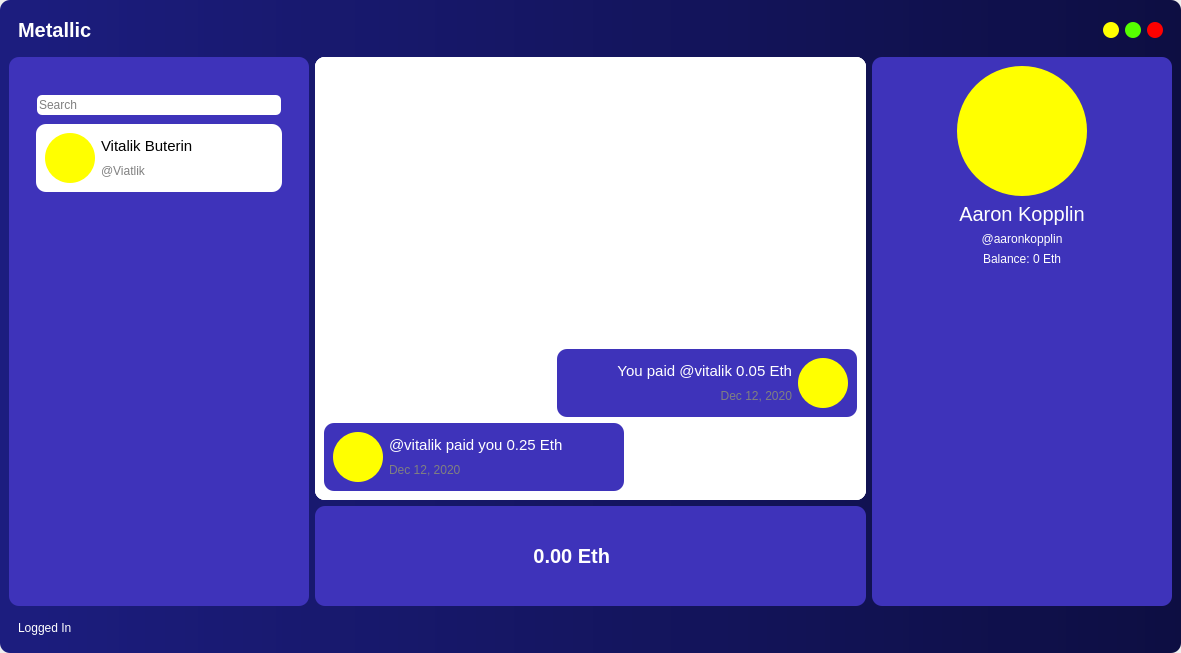
Old version of the form gui.ui in the repository aaronkopplin/Metallic-Desktop.
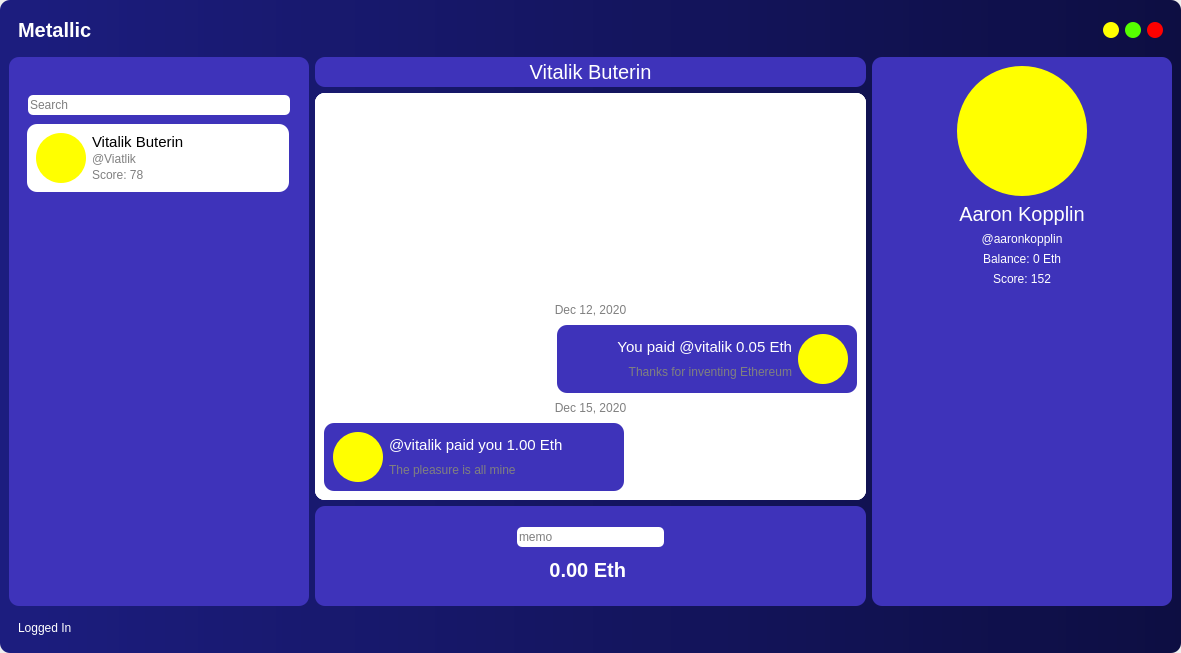
New version of the form. Icons and pictures are not drawn.

Commit message: begin adding scoring

What changed in the file:
```diff
--- a/gui.ui
+++ b/gui.ui
@@ -387,7 +387,7 @@
                       </property>
                       <property name="minimumSize">
                        <size>
-                        <width>0</width>
+                        <width>262</width>
                         <height>20</height>
                        </size>
                       </property>
@@ -443,6 +443,21 @@
                       </rect>
                      </property>
                      <layout class="QVBoxLayout" name="verticalLayout_6">
+                      <property name="spacing">
+                       <number>0</number>
+                      </property>
+                      <property name="leftMargin">
+                       <number>0</number>
+                      </property>
+                      <property name="topMargin">
+                       <number>9</number>
+                      </property>
+                      <property name="rightMargin">
+                       <number>0</number>
+                      </property>
+                      <property name="bottomMargin">
+                       <number>0</number>
+                      </property>
                       <item>
                        <widget class="QFrame" name="frame_6">
                         <property name="sizePolicy">
@@ -572,6 +587,16 @@
                               </property>
                              </widget>
                             </item>
+                            <item>
+                             <widget class="QLabel" name="label_14">
+                              <property name="styleSheet">
+                               <string notr="true">color: grey;</string>
+                              </property>
+                              <property name="text">
+                               <string>Score: 78</string>
+                              </property>
+                             </widget>
+                            </item>
                            </layout>
                           </widget>
                          </item>
@@ -606,15 +631,9 @@
           </widget>
          </item>
          <item>
-          <widget class="QFrame" name="frame_3">
-           <property name="minimumSize">
-            <size>
-             <width>30</width>
-             <height>0</height>
-            </size>
-           </property>
+          <widget class="QFrame" name="frame_19">
            <property name="styleSheet">
-            <string notr="true">border-radius: 10px;</string>
+            <string notr="true">border: none;</string>
            </property>
            <property name="frameShape">
             <enum>QFrame::StyledPanel</enum>
@@ -622,7 +641,10 @@
            <property name="frameShadow">
             <enum>QFrame::Raised</enum>
            </property>
-           <layout class="QVBoxLayout" name="verticalLayout_13">
+           <layout class="QVBoxLayout" name="verticalLayout_20">
+            <property name="spacing">
+             <number>6</number>
+            </property>
             <property name="leftMargin">
              <number>0</number>
             </property>
@@ -635,6 +657,28 @@
             <property name="bottomMargin">
              <number>0</number>
             </property>
+            <item>
+             <widget class="QLabel" name="label_8">
+              <property name="minimumSize">
+               <size>
+                <width>0</width>
+                <height>30</height>
+               </size>
+              </property>
+              <property name="styleSheet">
+               <string notr="true">background-color: rgb(62, 51, 186); 
+border-radius: 10px; 
+color: white; 
+font-size: 20px;</string>
+              </property>
+              <property name="text">
+               <string>Vitalik Buterin</string>
+              </property>
+              <property name="alignment">
+               <set>Qt::AlignCenter</set>
+              </property>
+             </widget>
+            </item>
             <item>
              <widget class="QFrame" name="frame_10">
               <property name="styleSheet">
@@ -663,6 +707,8 @@
                 <number>0</number>
                </property>
                <item>
+                <layout class="QVBoxLayout" name="verticalLayout_19">
+                 <item>
                 <widget class="QScrollArea" name="payments_scroll_area">
                  <property name="widgetResizable">
                   <bool>true</bool>
@@ -672,11 +718,31 @@
                    <rect>
                     <x>0</x>
                     <y>0</y>
-                    <width>549</width>
-                    <height>438</height>
+                      <width>547</width>
+                      <height>400</height>
                    </rect>
                   </property>
                   <layout class="QVBoxLayout" name="verticalLayout_4">
+                     <property name="spacing">
+                      <number>0</number>
+                     </property>
+                     <property name="leftMargin">
+                      <number>9</number>
+                     </property>
+                     <property name="topMargin">
+                      <number>9</number>
+                     </property>
+                     <property name="rightMargin">
+                      <number>9</number>
+                     </property>
+                     <property name="bottomMargin">
+                      <number>9</number>
+                     </property>
+                     <item>
+                      <layout class="QVBoxLayout" name="verticalLayout_17">
+                       <property name="spacing">
+                        <number>0</number>
+                       </property>
                    <item>
                     <spacer name="verticalSpacer">
                      <property name="orientation">
@@ -691,9 +757,36 @@
                     </spacer>
                    </item>
                    <item>
+                        <widget class="QLabel" name="label_11">
+                         <property name="sizePolicy">
+                          <sizepolicy hsizetype="Expanding" vsizetype="Fixed">
+                           <horstretch>0</horstretch>
+                           <verstretch>0</verstretch>
+                          </sizepolicy>
+                         </property>
+                         <property name="minimumSize">
+                          <size>
+                           <width>0</width>
+                           <height>30</height>
+                          </size>
+                         </property>
+                         <property name="styleSheet">
+                          <string notr="true">color: grey;</string>
+                         </property>
+                         <property name="text">
+                          <string>Dec 12, 2020</string>
+                         </property>
+                         <property name="alignment">
+                          <set>Qt::AlignCenter</set>
+                         </property>
+                        </widget>
+                       </item>
+                       <item>
+                        <layout class="QHBoxLayout" name="horizontalLayout_18">
+                         <item>
                     <widget class="QFrame" name="frame_15">
                      <property name="sizePolicy">
-                      <sizepolicy hsizetype="Expanding" vsizetype="Preferred">
+                            <sizepolicy hsizetype="Expanding" vsizetype="Maximum">
                        <horstretch>0</horstretch>
                        <verstretch>0</verstretch>
                       </sizepolicy>
@@ -813,12 +906,12 @@
                              </widget>
                             </item>
                             <item>
-                             <widget class="QLabel" name="label_11">
+                                   <widget class="QLabel" name="label_4">
                               <property name="styleSheet">
                                <string notr="true">color: grey;</string>
                               </property>
                               <property name="text">
-                               <string>Dec 12, 2020</string>
+                                     <string>Thanks for inventing Ethereum</string>
                               </property>
                               <property name="alignment">
                                <set>Qt::AlignRight|Qt::AlignTrailing|Qt::AlignVCenter</set>
@@ -859,10 +952,46 @@
                      </layout>
                     </widget>
                    </item>
+                        </layout>
+                       </item>
+                      </layout>
+                     </item>
+                     <item>
+                      <layout class="QVBoxLayout" name="verticalLayout_18">
+                       <property name="spacing">
+                        <number>0</number>
+                       </property>
+                       <item>
+                        <widget class="QLabel" name="label_12">
+                         <property name="sizePolicy">
+                          <sizepolicy hsizetype="Preferred" vsizetype="Fixed">
+                           <horstretch>0</horstretch>
+                           <verstretch>0</verstretch>
+                          </sizepolicy>
+                         </property>
+                         <property name="minimumSize">
+                          <size>
+                           <width>0</width>
+                           <height>30</height>
+                          </size>
+                         </property>
+                         <property name="styleSheet">
+                          <string notr="true">color: grey;</string>
+                         </property>
+                         <property name="text">
+                          <string>Dec 15, 2020</string>
+                         </property>
+                         <property name="alignment">
+                          <set>Qt::AlignCenter</set>
+                         </property>
+                        </widget>
+                       </item>
+                       <item>
+                        <layout class="QHBoxLayout" name="horizontalLayout_19">
                    <item>
                     <widget class="QFrame" name="frame_16">
                      <property name="sizePolicy">
-                      <sizepolicy hsizetype="Expanding" vsizetype="Preferred">
+                            <sizepolicy hsizetype="Expanding" vsizetype="Fixed">
                        <horstretch>0</horstretch>
                        <verstretch>0</verstretch>
                       </sizepolicy>
@@ -980,7 +1109,7 @@
                                <string notr="true">font-size: 15px; color: white;</string>
                               </property>
                               <property name="text">
-                               <string>@vitalik paid you 0.25 Eth</string>
+                                     <string>@vitalik paid you 1.00 Eth</string>
                               </property>
                               <property name="alignment">
                                <set>Qt::AlignLeading|Qt::AlignLeft|Qt::AlignVCenter</set>
@@ -988,15 +1117,12 @@
                              </widget>
                             </item>
                             <item>
-                             <widget class="QLabel" name="label_12">
+                                   <widget class="QLabel" name="label_7">
                               <property name="styleSheet">
                                <string notr="true">color: grey;</string>
                               </property>
                               <property name="text">
-                               <string>Dec 12, 2020</string>
-                              </property>
-                              <property name="alignment">
-                               <set>Qt::AlignLeading|Qt::AlignLeft|Qt::AlignVCenter</set>
+                                     <string>The pleasure is all mine</string>
                               </property>
                              </widget>
                             </item>
@@ -1023,8 +1149,14 @@
                     </widget>
                    </item>
                   </layout>
-                 </widget>
-                </widget>
+                       </item>
+                      </layout>
+                     </item>
+                    </layout>
+                   </widget>
+                  </widget>
+                 </item>
+                </layout>
                </item>
               </layout>
              </widget>
@@ -1093,6 +1225,26 @@
                 </spacer>
                </item>
                <item>
+                <layout class="QVBoxLayout" name="verticalLayout_14">
+                 <item>
+                  <widget class="QLineEdit" name="lineEdit">
+                   <property name="minimumSize">
+                    <size>
+                     <width>0</width>
+                     <height>20</height>
+                    </size>
+                   </property>
+                   <property name="styleSheet">
+                    <string notr="true">background-color: white; border-radius: 5px;</string>
+                   </property>
+                   <property name="placeholderText">
+                    <string>memo</string>
+                   </property>
+                  </widget>
+                 </item>
+                 <item>
+                  <layout class="QHBoxLayout" name="horizontalLayout_16">
+                   <item>
                 <widget class="QLabel" name="label_3">
                  <property name="styleSheet">
                   <string notr="true">color:white; 
@@ -1149,6 +1301,10 @@
                  </item>
                 </layout>
                </item>
+                  </layout>
+                 </item>
+                </layout>
+               </item>
                <item>
                 <spacer name="horizontalSpacer_5">
                  <property name="orientation">
@@ -1330,6 +1486,19 @@
               </property>
              </widget>
             </item>
+            <item>
+             <widget class="QLabel" name="label_13">
+              <property name="styleSheet">
+               <string notr="true">color: white;</string>
+              </property>
+              <property name="text">
+               <string>Score: 152</string>
+              </property>
+              <property name="alignment">
+               <set>Qt::AlignCenter</set>
+              </property>
+             </widget>
+            </item>
             <item>
              <spacer name="verticalSpacer_4">
               <property name="orientation">
```
Lines whose indentation alone changed are shown as unchanged. The commit also changes 2 other files.
